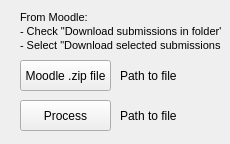
Qt form Miscellaneous/Designer_Files/moodle_window.ui (DanPalmarin/PyAutoMark) before a commit.
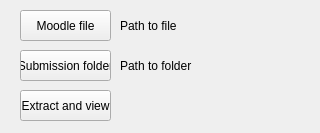
The same form after that commit.

```diff
--- a/Miscellaneous/Designer_Files/moodle_window.ui
+++ b/Miscellaneous/Designer_Files/moodle_window.ui
@@ -6,8 +6,8 @@
    <rect>
     <x>0</x>
     <y>0</y>
-    <width>230</width>
-    <height>144</height>
+    <width>320</width>
+    <height>133</height>
    </rect>
   </property>
   <property name="windowTitle">
@@ -17,85 +17,65 @@
    <property name="geometry">
     <rect>
      <x>20</x>
-     <y>60</y>
+     <y>10</y>
      <width>91</width>
      <height>31</height>
     </rect>
    </property>
    <property name="text">
-    <string>Moodle .zip file</string>
+    <string>Moodle file</string>
    </property>
   </widget>
-  <widget class="QPushButton" name="win2button2">
+  <widget class="QPushButton" name="win2button3">
    <property name="geometry">
     <rect>
      <x>20</x>
-     <y>100</y>
+     <y>90</y>
      <width>91</width>
      <height>31</height>
     </rect>
    </property>
    <property name="text">
-    <string>Process</string>
+    <string>Extract and view</string>
    </property>
   </widget>
   <widget class="QLabel" name="win2label1">
    <property name="geometry">
     <rect>
-     <x>20</x>
+     <x>120</x>
      <y>10</y>
-     <width>201</width>
-     <height>41</height>
+     <width>101</width>
+     <height>31</height>
     </rect>
    </property>
    <property name="text">
-    <string>&lt;style&gt;
-p
-{
-  margin:0;
-  padding:0;
-  font-size:8pt;
-    line-height:0px;
-}
-div
-{
-  margin:0;
-  padding:0;
-}
-&lt;/style&gt;
-&lt;div&gt;
-  &lt;p&gt;From Moodle:&lt;/p&gt;
-  &lt;p&gt;    - Check &quot;Download submissions in folder&quot;&lt;/p&gt;
-  &lt;p&gt;    - Select &quot;Download selected submissions&quot;&lt;/p&gt;
-&lt;/div&gt;
-
-</string>
+    <string>Path to file</string>
    </property>
   </widget>
   <widget class="QLabel" name="win2label2">
    <property name="geometry">
     <rect>
      <x>120</x>
-     <y>60</y>
+     <y>50</y>
      <width>101</width>
      <height>31</height>
     </rect>
    </property>
    <property name="text">
-    <string>Path to file</string>
+    <string>Path to folder</string>
    </property>
   </widget>
-  <widget class="QLabel" name="win2label3">
+  <widget class="QPushButton" name="win2button2">
    <property name="geometry">
     <rect>
-     <x>120</x>
-     <y>100</y>
-     <width>101</width>
+     <x>20</x>
+     <y>50</y>
+     <width>91</width>
      <height>31</height>
     </rect>
    </property>
    <property name="text">
-    <string>Path to file</string>
+    <string>Submission folder</string>
    </property>
   </widget>
  </widget>
```
